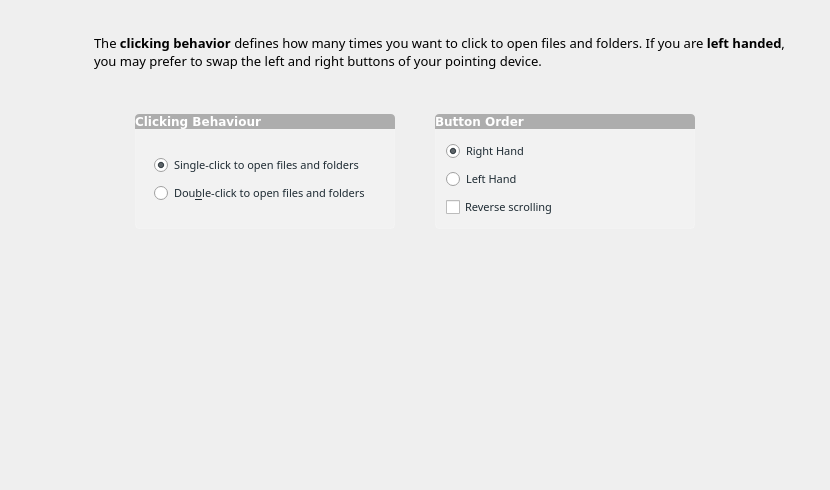
Old version of the form ui/ui_scrMouse.ui in the repository rshipp/kapudan.
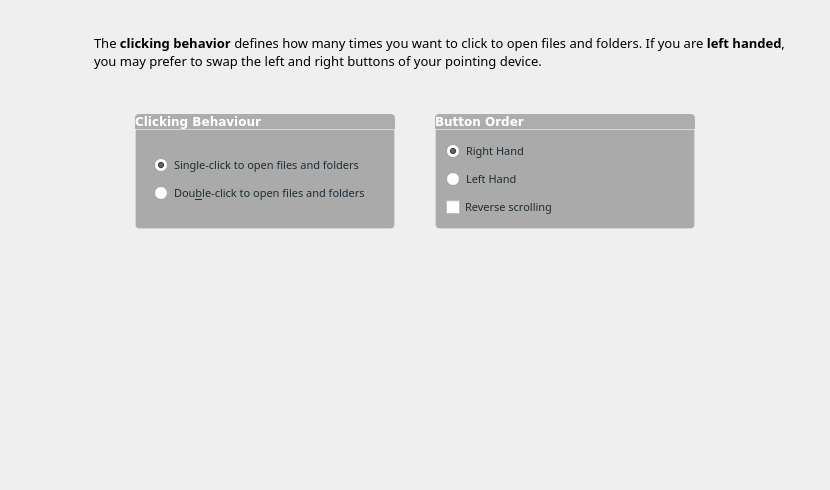
New version of the form. Icons and pictures are not drawn.

Commit message: Darkened all groupbox colors.

Patch:
```diff
--- a/ui/ui_scrMouse.ui
+++ b/ui/ui_scrMouse.ui
@@ -15,7 +15,7 @@
   </property>
   <property name="styleSheet">
    <string notr="true">QGroupBox {
-	background-color: rgb(242, 242, 242);
+	background-color: rgb(170, 170, 170);
 	border: 1px solid rgba(255,255,255,50);
 	border-bottom-left-radius: 4px;
 	border-bottom-right-radius: 4px;
```
The commit also changes 10 other files.
